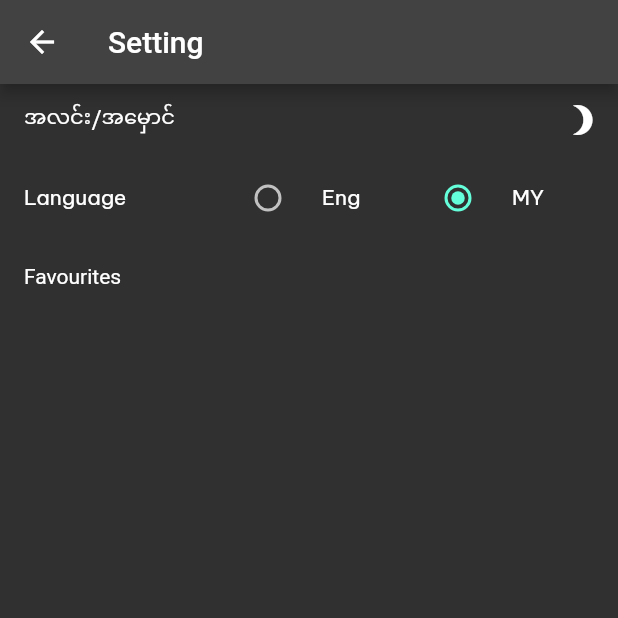
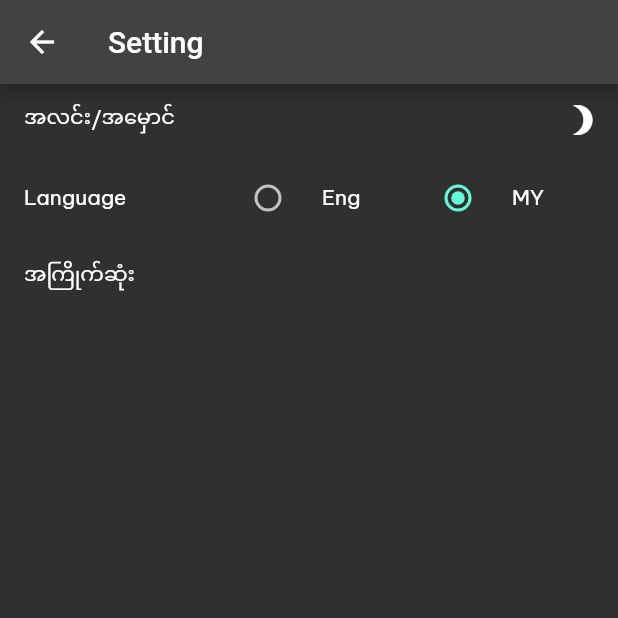
Before and after one commit to KyawSoeW1n/riverpod_template, a Flutter app: the SettingScreen screen opened by its route, after a tap on "MY", on a phone screen of 412 x 824 dp, the top half of it. Run offline on Flutter 3.47's test engine with Material 2 defaults, Android fonts, the phone set to English and light mode, and no system bars; our stand-ins replace animated_theme_switcher, cached_network_image, connectivity_plus, dio, flutter_riverpod, fluttertoast and 9 more; accounts and stored records are empty; network calls fail.

Commit message:
Optimize Code

```diff
--- a/lib/core/locale/localization_helper.dart
+++ b/lib/core/locale/localization_helper.dart
@@ -1,5 +1,4 @@
 import 'dart:convert';
-import 'dart:developer';
 
 import 'package:flutter/material.dart';
 import 'package:flutter/services.dart';
@@ -34,7 +33,7 @@ class LocalizationHelper {
     return _localizedStrings[key] ?? "";
   }
 
-  String get appName => _translate('appName');
+  String get favourites => _translate('favourites');
 
   String get darkMode => _translate('darkMode');
 }
--- a/lib/data_source/local/favourite_post/favourite_post_local_datasource_impl.dart
+++ b/lib/data_source/local/favourite_post/favourite_post_local_datasource_impl.dart
@@ -6,9 +6,8 @@ import '../../../core/network/base_remote_datasource.dart';
 import '../app_database.dart';
 import 'favourite_post_local_datasource.dart';
 
-final postLocalDataSourceImpl = Provider<PostLocalDataSourceImpl>(
-    (ref) => PostLocalDataSourceImpl(
-        ref.read(postMapper), ref.read(databaseService)));
+final postLocalDataSourceImpl = Provider<PostLocalDataSourceImpl>((ref) =>
+    PostLocalDataSourceImpl(ref.read(postMapper), ref.read(databaseService)));
 
 class PostLocalDataSourceImpl extends BaseRemoteSource
     implements FavouritePostLocalDataSource {
--- a/lib/domain/get_posts/get_posts_usecase.dart
+++ b/lib/domain/get_posts/get_posts_usecase.dart
@@ -1,5 +1,3 @@
-
-
 abstract class GetPostsUseCase {
   Future<void> getPostList();
 }
--- a/lib/features/setting/setting_screen.dart
+++ b/lib/features/setting/setting_screen.dart
@@ -37,7 +37,8 @@ class SettingScreen extends ConsumerWidget {
                           padding:
                               const EdgeInsets.only(left: AppDimens.margin16),
                           child: TextViewWidget(
-                              '${LocalizationHelper.of(context)?.darkMode}'),
+                            '${LocalizationHelper.of(context)?.darkMode}',
+                          ),
                         ),
                       ),
                       IconButton(
@@ -61,7 +62,7 @@ class SettingScreen extends ConsumerWidget {
                 children: [
                   const Expanded(
                     flex: 1,
-                    child:  TextViewWidget('Language'),
+                    child: TextViewWidget('Language'),
                   ),
                   Expanded(
                     flex: 2,
@@ -96,45 +97,14 @@ class SettingScreen extends ConsumerWidget {
                   )
                 ],
               ),
-              // child: Row(
-              //   children: [
-              //     Expanded(
-              //       child: ElevatedButton(
-              //         onPressed: () {
-              //           ref
-              //               .read(localeProvider.notifier)
-              //               .changeLanguage(SupportedLocale.en);
-              //         },
-              //         child: TextViewWidget("ENG"),
-              //       ),
-              //     ),
-              //     SizedBox(
-              //       width: AppDimens.margin16,
-              //     ),
-              //     Expanded(
-              //       child: ElevatedButton(
-              //         onPressed: () {
-              //           ref
-              //               .read(localeProvider.notifier)
-              //               .changeLanguage(SupportedLocale.mm);
-              //         },
-              //         child: TextViewWidget("MM"),
-              //       ),
-              //     ),
-              //   ],
-              // ),
             ),
-            // SwitchListTile.adaptive(
-            //   title: const Text("Dark Mode"),
-            //   value: (mode == 'dark') ? true : false,
-            //   onChanged: (value) =>
-            //       ref.watch(themeController.notifier).toggle(value),
-            // ),
             InkWell(
               onTap: () => context.push("/${AppRoutes.favourite}"),
-              child: const Padding(
-                padding: EdgeInsets.all(16.0),
-                child: Text("Favourites"),
+              child: Padding(
+                padding: const EdgeInsets.all(AppDimens.margin16),
+                child: TextViewWidget(
+                  '${LocalizationHelper.of(context)?.favourites}',
+                ),
               ),
             )
           ],
--- a/lib/main.dart
+++ b/lib/main.dart
@@ -1,4 +1,3 @@
-import 'dart:developer';
 import 'dart:ui';
 
 import 'package:animated_theme_switcher/animated_theme_switcher.dart';
@@ -43,7 +42,6 @@ class MyApp extends ConsumerWidget {
         PlatformDispatcher.instance.platformBrightness == Brightness.dark;
     final initTheme = isPlatformDark ? darkTheme : darkTheme;
     // final themMode = ref.watch(themeController);
-    log(">>> ${locale.languageCode}");
 
     ///Use Theme Animation
     return ThemeProvider(
--- a/locale/en.json
+++ b/locale/en.json
@@ -1,4 +1,4 @@
 {
-  "appName": "Go Home",
-  "darkMode": "Dark Mode"
+  "darkMode": "Dark Mode",
+  "favourites": "Favourites"
 }
--- a/locale/fr.json
+++ b/locale/fr.json
@@ -1,4 +1,4 @@
 {
-  "appName": "Go Home",
-  "darkMode": "အလင်း/အမှောင်"
+  "darkMode": "အလင်း/အမှောင်",
+  "favourites": "အကြိုက်ဆုံး"
 }
```
Also changed, not shown: lib/data_source/network/photo/photo_remote_datasource_impl.dart (+1 -11 lines), lib/core/state.freezed.dart, lib/data_model/response/photo_response.freezed.dart, lib/data_model/response/post_response.freezed.dart, lib/data_model/vo/post_vo.freezed.dart.
